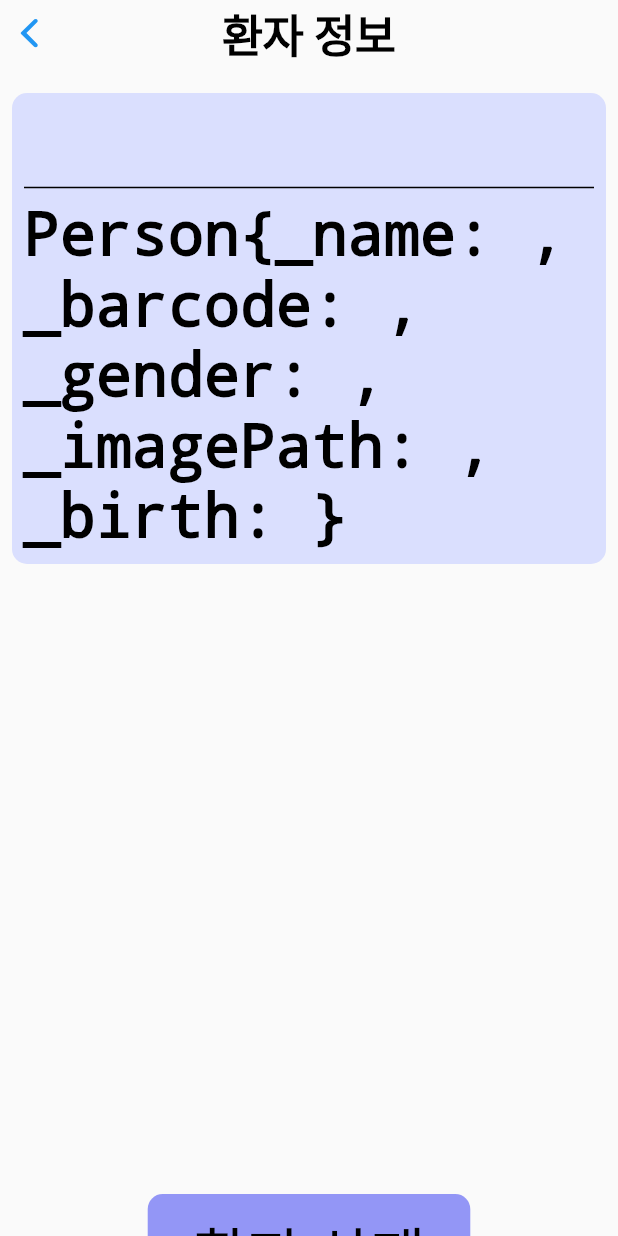
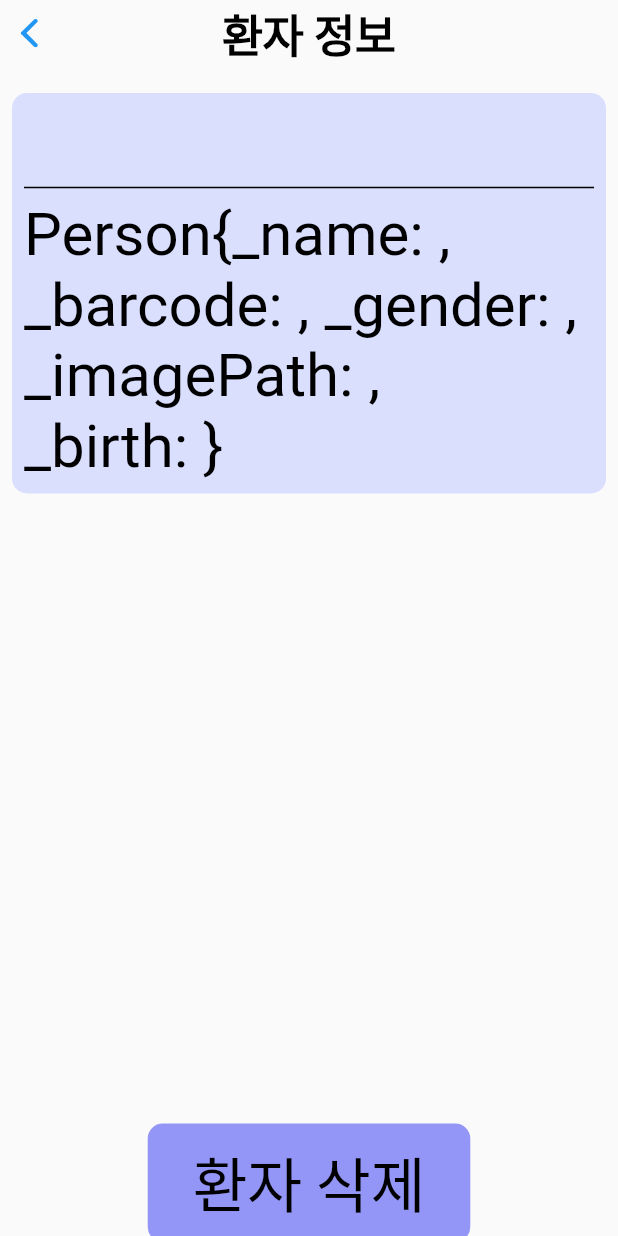
Before and after one commit to 1000zoo/patients-info-management, a Flutter app: the ListPageInfo screen opened directly with empty values, on a phone screen of 412 x 824 dp. Run offline on Flutter 3.47's test engine with Material 2 defaults, Android fonts, the phone set to English and light mode, and no system bars; our stand-ins replace camera, gallery_saver, image_picker, shared_preferences; missing offline and left inert: cupertino_radio_choice, flutter_beep, flutter_qr_bar_scanner; accounts and stored records are empty; Roboto replaces fonts that are missing (Pretendard).

Commit message:
폰트설정

```diff
--- a/lib/config.dart
+++ b/lib/config.dart
@@ -3,30 +3,38 @@
 import 'package:flutter/material.dart';
 
 ///TextStyle
+const FONT_FAMILY = 'Pretendard';
+
 const TextStyle DEFAULT_TEXTSTYLE = TextStyle(
   color: TEXT_COLOR,
   fontSize: 40,
+  fontFamily: FONT_FAMILY,
+  fontWeight: FontWeight.w400,
   decoration: TextDecoration.none,
 );
 const TextStyle TITLE_TEXTSTYLE = TextStyle(
     color: TEXT_COLOR,
     fontSize: 30,
+    fontFamily: FONT_FAMILY,
+    fontWeight: FontWeight.w700,
     decoration: TextDecoration.none
 );
 const TextStyle ALERT_DIALOG_TEXTSTYLE = TextStyle(
     color: TEXT_COLOR,
     fontSize: 20,
+    fontFamily: FONT_FAMILY,
     decoration: TextDecoration.none
 );
 const TextStyle BUTTON_TEXTSTYLE = TextStyle(
     color: BUTTON_TEXT_COLOR,
     fontSize: 40,
+    fontFamily: FONT_FAMILY,
     decoration: TextDecoration.none
 );
 
 ///Padding
-const EdgeInsetsGeometry TEXT_FIELD_PADDING = EdgeInsets.only(left:65, right: 30, top: 10, bottom: 10);
-const EdgeInsetsGeometry NAME_FIELD_PADDING = EdgeInsets.only(left:130, right: 30, top: 10, bottom: 10);
+const EdgeInsetsGeometry TEXT_FIELD_PADDING = EdgeInsets.only(left:130, right: 30, top: 10, bottom: 10);
+const EdgeInsetsGeometry BIRTH_FIELD_PADDING = EdgeInsets.only(left:65, right: 30, top: 10, bottom: 10);
 
 
 ///Button
```
